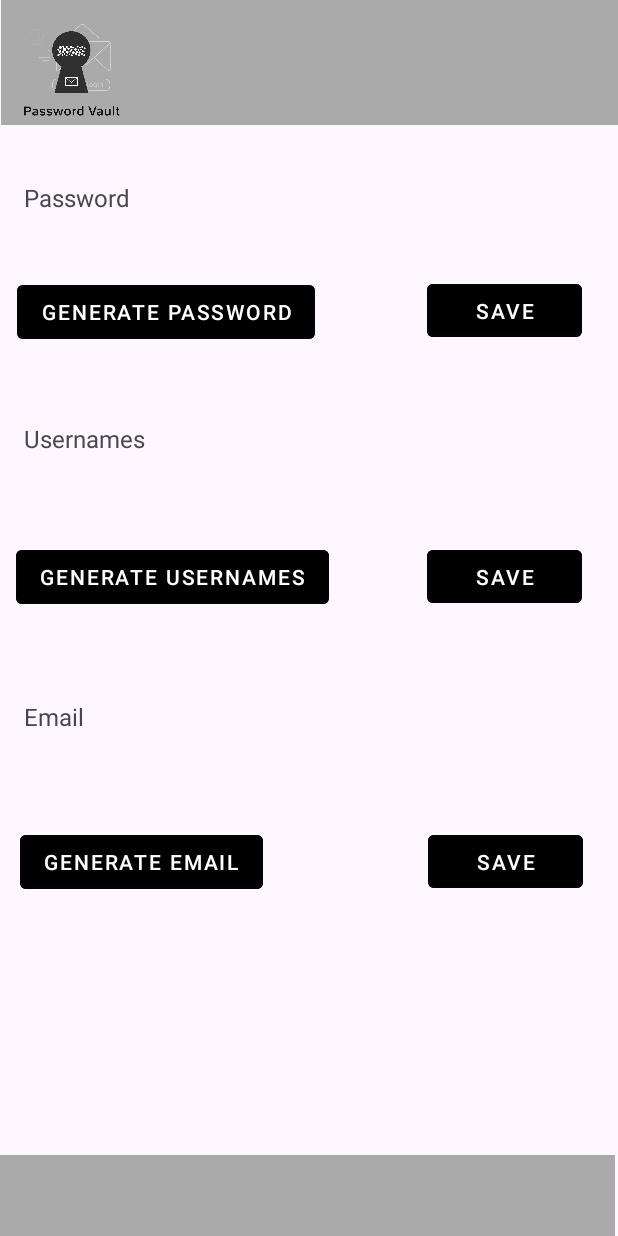
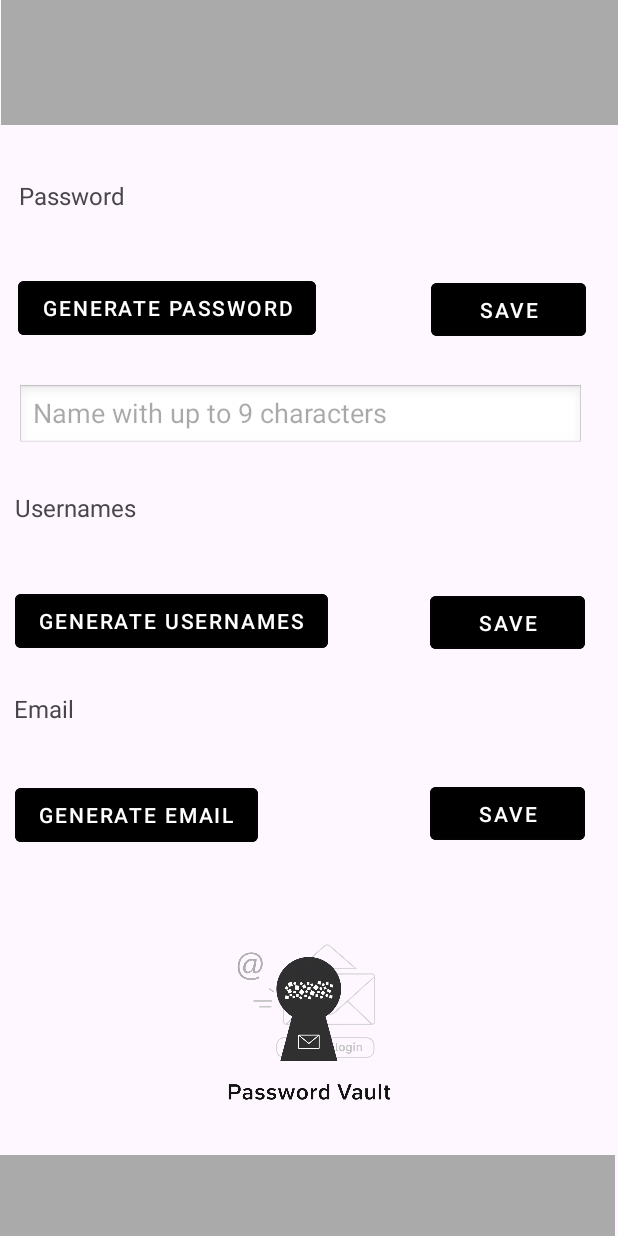
Before and after one commit to LucasFariaTDS/PasswordVault, an Android app: the SecondActivity screen opened directly, with no data from a screen before it, on a phone screen of 412 x 824 dp. Run offline under Robolectric (Android 15) with nearby library versions, the phone set to English and light mode, and no system bars.

Commit message:
Generate usernames and generate emails complet, database 90% complet

```diff
--- a/app/src/main/java/com/lucas/passwordvault/view/SecondActivity.java
+++ b/app/src/main/java/com/lucas/passwordvault/view/SecondActivity.java
@@ -2,27 +2,38 @@ package com.lucas.passwordvault.view;
 
 import android.os.Bundle;
 import android.widget.Button;
+import android.widget.EditText;
 import android.widget.TextView;
 import android.widget.Toast;
 
 import androidx.activity.EdgeToEdge;
 import androidx.appcompat.app.AppCompatActivity;
 
-import com.lucas.passwordvault.DB.DBPassword;
 import com.lucas.passwordvault.R;
+import com.lucas.passwordvault.controller.DBController_Email;
 import com.lucas.passwordvault.controller.DBController_Password;
+import com.lucas.passwordvault.controller.DBController_Username;
+import com.lucas.passwordvault.model.Email;
 import com.lucas.passwordvault.model.Password;
+import com.lucas.passwordvault.model.Username;
 
 import java.security.SecureRandom;
+import java.util.Random;
 
 public class SecondActivity extends AppCompatActivity {
     private TextView tx_Password, tx_Username, tx_Email;
-    private Button btn_generatePassword, btn_generateUsernames, btn_generateEmail, btn_savePassword, btn_saveUsernames, btn_saveEmail;
+    private Button btn_generatePassword, btn_generateUsernames, btn_generateEmail;
+    private Button btn_savePassword, btn_saveUsernames, btn_saveEmail;
     private DBController_Password dbControllerPassword;
+    private DBController_Email dbControllerEmail;
+    private DBController_Username dbControllerUsername;
+    private EditText et_name;
     private String password = "";
+    private String email = "";
+    private String username = "";
 
     private static final String all = "ABCDEFGHIJKLMNOPQRSTUVWXYZabcdefghijklmnopqrstuvwxyz0123456789!@#$%&{}/_?.,><()+=";
-    private static final SecureRandom random = new SecureRandom();
+    private final SecureRandom random = new SecureRandom();
 
     @Override
     protected void onCreate(Bundle savedInstanceState) {
@@ -42,7 +53,10 @@ public class SecondActivity extends AppCompatActivity {
 
         btn_savePassword = findViewById(R.id.btn_savePW);
         btn_saveUsernames = findViewById(R.id.btn_saveUN);
-        btn_generateEmail = findViewById(R.id.btn_saveEM);
+        btn_saveEmail = findViewById(R.id.btn_saveEM);
+
+        et_name = findViewById(R.id.et_name);
+
 
         btn_generatePassword.setOnClickListener(v -> {
             int length = 12;
@@ -58,13 +72,70 @@ public class SecondActivity extends AppCompatActivity {
 
             tx_Password.setText(password);
         });
-        btn_savePassword.setOnClickListener(v->{
-            if (!password.isEmpty()){
+
+        btn_savePassword.setOnClickListener(v -> {
+            if (!password.isEmpty()) {
                 Password password1 = new Password(password);
                 dbControllerPassword.insertData(password1.getPassword());
                 Toast.makeText(this, "Password saved successfully!", Toast.LENGTH_SHORT).show();
-            }else{
-                Toast.makeText(this,"Generate a password before saving.", Toast.LENGTH_SHORT).show();
+            } else {
+                Toast.makeText(this, "Generate a password before saving.", Toast.LENGTH_SHORT).show();
+            }
+        });
+
+
+        btn_generateEmail.setOnClickListener(v -> {
+            String nome = et_name.getText().toString().trim();
+
+            if (nome.isEmpty()) {
+                Toast.makeText(this, "Enter a valid name", Toast.LENGTH_SHORT).show();
+                return;
+            }
+
+            if (nome.length() > 10) {
+                Toast.makeText(this, "Name must be up to 9 characters long", Toast.LENGTH_SHORT).show();
+                return;
+            }
+            String sufixo = gerarSufixoAleatorio();
+            email = nome.toLowerCase() + sufixo + "@email.com";
+            tx_Email.setText(email);
+        });
+
+        btn_saveEmail.setOnClickListener(v -> {
+            if (!email.isEmpty()) {
+                Email email1 = new Email(email);
+                dbControllerEmail.insertData(email1.getEmail());
+                Toast.makeText(this, "Email saved successfully!", Toast.LENGTH_SHORT).show();
+            } else {
+                Toast.makeText(this, "Generate a email before saving.", Toast.LENGTH_SHORT).show();
+            }
+        });
+
+
+        btn_generateUsernames.setOnClickListener(v -> {
+            String nome = et_name.getText().toString().trim();
+
+            if (nome.isEmpty()) {
+                Toast.makeText(this, "Enter a valid name", Toast.LENGTH_SHORT).show();
+                return;
+            }
+
+            if (nome.length() > 10) {
+                Toast.makeText(this, "Name must be up to 9 characters long", Toast.LENGTH_SHORT).show();
+                return;
+            }
+            String sufixo = gerarSufixoAleatorio();
+            String usuario = nome.toLowerCase() + "_" + sufixo;
+            tx_Username.setText(usuario);
+        });
+
+        btn_saveUsernames.setOnClickListener(v -> {
+            if (!username.isEmpty()) {
+                Username username1 = new Username(username);
+                dbControllerUsername.insertData(username1.getUsername());
+                Toast.makeText(this, "Username saved successfully!", Toast.LENGTH_SHORT).show();
+            } else {
+                Toast.makeText(this, "Generate a username before saving.", Toast.LENGTH_SHORT).show();
             }
         });
     }
@@ -76,4 +147,17 @@ public class SecondActivity extends AppCompatActivity {
                 password.matches(".*[0-9].*") &&
                 password.matches(".*[!@#$%&{}/_?.,><()+=].*");
     }
+
+    private String gerarSufixoAleatorio() {
+        String letras = "abcdefghijklmnopqrstuvwxyz";
+        Random random = new Random();
+        StringBuilder sufixo = new StringBuilder();
+        for (int i = 0; i < 3; i++) {
+            sufixo.append(letras.charAt(random.nextInt(letras.length())));
+        }
+        for (int i = 0; i < 2; i++) {
+            sufixo.append(random.nextInt(10));
+        }
+        return sufixo.toString();
+    }
 }
--- a/app/src/main/res/layout/second_activity.xml
+++ b/app/src/main/res/layout/second_activity.xml
@@ -1,6 +1,7 @@
 <?xml version="1.0" encoding="utf-8"?>
 <androidx.constraintlayout.widget.ConstraintLayout xmlns:android="http://schemas.android.com/apk/res/android"
     xmlns:app="http://schemas.android.com/apk/res-auto"
+    xmlns:tools="http://schemas.android.com/tools"
     android:layout_width="match_parent"
     android:layout_height="match_parent">
 
@@ -20,16 +21,16 @@
 
     <TextView
         android:id="@+id/tx_password3"
-        android:layout_width="371dp"
-        android:layout_height="45dp"
+        android:layout_width="380dp"
+        android:layout_height="42dp"
         android:text="Email"
         android:textSize="16sp"
         app:layout_constraintBottom_toBottomOf="parent"
         app:layout_constraintEnd_toEndOf="parent"
-        app:layout_constraintHorizontal_bias="0.4"
+        app:layout_constraintHorizontal_bias="0.29"
         app:layout_constraintStart_toStartOf="parent"
         app:layout_constraintTop_toTopOf="parent"
-        app:layout_constraintVertical_bias="0.599" />
+        app:layout_constraintVertical_bias="0.59" />
 
     <Button
         android:id="@+id/btn_generateUN"
@@ -41,10 +42,10 @@
         android:textColor="#FFF"
         app:layout_constraintBottom_toBottomOf="parent"
         app:layout_constraintEnd_toEndOf="parent"
-        app:layout_constraintHorizontal_bias="0.053"
+        app:layout_constraintHorizontal_bias="0.049"
         app:layout_constraintStart_toStartOf="parent"
         app:layout_constraintTop_toTopOf="parent"
-        app:layout_constraintVertical_bias="0.465" />
+        app:layout_constraintVertical_bias="0.503" />
 
     <Button
         android:id="@+id/btn_generateEM"
@@ -56,23 +57,111 @@
         android:textColor="#FFF"
         app:layout_constraintBottom_toBottomOf="parent"
         app:layout_constraintEnd_toEndOf="parent"
-        app:layout_constraintHorizontal_bias="0.053"
+        app:layout_constraintHorizontal_bias="0.04"
         app:layout_constraintStart_toStartOf="parent"
         app:layout_constraintTop_toTopOf="parent"
-        app:layout_constraintVertical_bias="0.71" />
+        app:layout_constraintVertical_bias="0.669" />
 
     <TextView
         android:id="@+id/tx_password2"
-        android:layout_width="371dp"
-        android:layout_height="45dp"
+        android:layout_width="379dp"
+        android:layout_height="44dp"
         android:text="Usernames"
         android:textSize="16sp"
         app:layout_constraintBottom_toBottomOf="parent"
         app:layout_constraintEnd_toEndOf="parent"
-        app:layout_constraintHorizontal_bias="0.4"
+        app:layout_constraintHorizontal_bias="0.312"
         app:layout_constraintStart_toStartOf="parent"
         app:layout_constraintTop_toTopOf="parent"
-        app:layout_constraintVertical_bias="0.361" />
+        app:layout_constraintVertical_bias="0.42" />
+
+    <TextView
+        android:id="@+id/tx_password"
+        android:layout_width="378dp"
+        android:layout_height="42dp"
+        android:text="@string/password"
+        android:textSize="16sp"
+        app:layout_constraintBottom_toBottomOf="parent"
+        app:layout_constraintEnd_toEndOf="parent"
+        app:layout_constraintHorizontal_bias="0.363"
+        app:layout_constraintStart_toStartOf="parent"
+        app:layout_constraintTop_toTopOf="parent"
+        app:layout_constraintVertical_bias="0.153" />
+
+    <Button
+        android:id="@+id/btn_savePW"
+        style="@style/Widget.MaterialComponents.Button.OutlinedButton"
+        android:layout_width="103dp"
+        android:layout_height="47dp"
+        android:backgroundTint="#000000"
+        android:text="@string/save"
+        android:textColor="#FFFFFF"
+        app:layout_constraintBottom_toBottomOf="parent"
+        app:layout_constraintEnd_toEndOf="parent"
+        app:layout_constraintHorizontal_bias="0.931"
+        app:layout_constraintStart_toStartOf="parent"
+        app:layout_constraintTop_toTopOf="parent"
+        app:layout_constraintVertical_bias="0.235" />
+
+    <Button
+        android:id="@+id/btn_saveUN"
+        style="@style/Widget.MaterialComponents.Button.OutlinedButton"
+        android:layout_width="103dp"
+        android:layout_height="47dp"
+        android:backgroundTint="#000000"
+        android:text="@string/save"
+        android:textColor="#FFFFFF"
+        app:layout_constraintBottom_toBottomOf="parent"
+        app:layout_constraintEnd_toEndOf="parent"
+        app:layout_constraintHorizontal_bias="0.928"
+        app:layout_constraintStart_toStartOf="parent"
+        app:layout_constraintTop_toTopOf="parent"
+        app:layout_constraintVertical_bias="0.504" />
+
+    <Button
+        android:id="@+id/btn_saveEM"
+        style="@style/Widget.MaterialComponents.Button.OutlinedButton"
+        android:layout_width="103dp"
+        android:layout_height="47dp"
+        android:backgroundTint="#000000"
+        android:text="@string/save"
+        android:textColor="#FFFFFF"
+        app:layout_constraintBottom_toBottomOf="parent"
+        app:layout_constraintEnd_toEndOf="parent"
+        app:layout_constraintHorizontal_bias="0.837"
+        app:layout_constraintStart_toEndOf="@+id/btn_generateEM"
+        app:layout_constraintTop_toTopOf="parent"
+        app:layout_constraintVertical_bias="0.668" />
+
+    <EditText
+        android:id="@+id/et_name"
+        android:layout_width="378dp"
+        android:layout_height="43dp"
+        android:background="@android:drawable/edit_text"
+        android:hint="@string/name_with_up_to_9_characters"
+        android:inputType="textPersonName"
+        android:maxLength="9"
+        app:layout_constraintBottom_toBottomOf="parent"
+        app:layout_constraintEnd_toEndOf="parent"
+        app:layout_constraintHorizontal_bias="0.342"
+        app:layout_constraintStart_toStartOf="parent"
+        app:layout_constraintTop_toTopOf="parent"
+        app:layout_constraintVertical_bias="0.328" />
+
+    <Button
+        android:id="@+id/btn_generatePW"
+        style="@style/Widget.MaterialComponents.Button.OutlinedButton"
+        android:layout_width="wrap_content"
+        android:layout_height="wrap_content"
+        android:backgroundTint="#000000"
+        android:text="@string/generate_password"
+        android:textColor="#FFFFFF"
+        app:layout_constraintBottom_toBottomOf="parent"
+        app:layout_constraintEnd_toEndOf="parent"
+        app:layout_constraintHorizontal_bias="0.056"
+        app:layout_constraintStart_toStartOf="parent"
+        app:layout_constraintTop_toTopOf="parent"
+        app:layout_constraintVertical_bias="0.234" />
 
     <androidx.appcompat.widget.Toolbar
         android:id="@+id/toolbar"
@@ -90,88 +179,13 @@
 
     <ImageView
         android:id="@+id/logoPassword"
-        android:layout_width="95dp"
-        android:layout_height="93dp"
+        android:layout_width="412dp"
+        android:layout_height="158dp"
         app:layout_constraintBottom_toBottomOf="parent"
         app:layout_constraintEnd_toEndOf="parent"
-        app:layout_constraintHorizontal_bias="0.0"
+        app:layout_constraintHorizontal_bias="1.0"
         app:layout_constraintStart_toStartOf="parent"
         app:layout_constraintTop_toTopOf="parent"
-        app:layout_constraintVertical_bias="0.0"
+        app:layout_constraintVertical_bias="0.905"
         app:srcCompat="@drawable/logopassword_nobackground" />
-
-    <TextView
-        android:id="@+id/tx_password"
-        android:layout_width="371dp"
-        android:layout_height="45dp"
-        android:text="Password"
-        android:textSize="16sp"
-        app:layout_constraintBottom_toBottomOf="parent"
-        app:layout_constraintEnd_toEndOf="parent"
-        app:layout_constraintHorizontal_bias="0.4"
-        app:layout_constraintStart_toStartOf="parent"
-        app:layout_constraintTop_toTopOf="parent"
-        app:layout_constraintVertical_bias="0.155" />
-
-    <Button
-        android:id="@+id/btn_savePW"
-        style="@style/Widget.MaterialComponents.Button.OutlinedButton"
-        android:layout_width="103dp"
-        android:layout_height="47dp"
-        android:backgroundTint="#000000"
-        android:text="Save"
-        android:textColor="#FFFFFF"
-        app:layout_constraintBottom_toBottomOf="parent"
-        app:layout_constraintEnd_toEndOf="parent"
-        app:layout_constraintHorizontal_bias="0.922"
-        app:layout_constraintStart_toStartOf="parent"
-        app:layout_constraintTop_toTopOf="parent"
-        app:layout_constraintVertical_bias="0.236" />
-
-    <Button
-        android:id="@+id/btn_saveUN"
-        style="@style/Widget.MaterialComponents.Button.OutlinedButton"
-        android:layout_width="103dp"
-        android:layout_height="47dp"
-        android:backgroundTint="#000000"
-        android:text="Save"
-        android:textColor="#FFFFFF"
-        app:layout_constraintBottom_toBottomOf="parent"
-        app:layout_constraintEnd_toEndOf="parent"
-        app:layout_constraintHorizontal_bias="0.922"
-        app:layout_constraintStart_toStartOf="parent"
-        app:layout_constraintTop_toTopOf="parent"
-        app:layout_constraintVertical_bias="0.464" />
-
-    <Button
-        android:id="@+id/btn_saveEM"
-        style="@style/Widget.MaterialComponents.Button.OutlinedButton"
-        android:layout_width="103dp"
-        android:layout_height="47dp"
-        android:backgroundTint="#000000"
-        android:text="Save"
-        android:textColor="#FFFFFF"
-        app:layout_constraintBottom_toBottomOf="parent"
-        app:layout_constraintEnd_toEndOf="parent"
-        app:layout_constraintHorizontal_bias="0.925"
-        app:layout_constraintStart_toStartOf="parent"
-        app:layout_constraintTop_toTopOf="parent"
-        app:layout_constraintVertical_bias="0.709" />
-
-    <Button
-        android:id="@+id/btn_generatePW"
-        style="@style/Widget.MaterialComponents.Button.OutlinedButton"
-        android:layout_width="wrap_content"
-        android:layout_height="wrap_content"
-        android:backgroundTint="#000000"
-        android:text="Generate password"
-        android:textColor="#FFFFFF"
-        app:layout_constraintBottom_toBottomOf="parent"
-        app:layout_constraintEnd_toEndOf="parent"
-        app:layout_constraintHorizontal_bias="0.053"
-        app:layout_constraintStart_toStartOf="parent"
-        app:layout_constraintTop_toTopOf="parent"
-        app:layout_constraintVertical_bias="0.237" />
-
-
 </androidx.constraintlayout.widget.ConstraintLayout>
--- a/app/src/main/res/values/strings.xml
+++ b/app/src/main/res/values/strings.xml
@@ -6,8 +6,12 @@
     <string name="email">Email</string>
     <string name="password">Password</string>
     <string name="create_account">CREATE ACCOUNT</string>
+    <string name="sign_in">SIGN IN</string>
     <string name="msg_error_User">Add at least 3 or less than 12 letters</string>
     <string name="msg_error_Password">password must contain at least 8 characters</string>
     <string name="msg_please_fill_in_all_fields">Please fill in all fields</string>
     <string name="msg_savedData">Registered</string>
+    <string name="name_with_up_to_9_characters">Name with up to 9 characters</string>
+    <string name="generate_password">Generate password</string>
+    <string name="save">Save</string>
 </resources>
```
Also changed, not shown: app/src/main/java/com/lucas/passwordvault/DB/DBEmail.java (added, +36 -0 lines), app/src/main/java/com/lucas/passwordvault/DB/DBUsername.java (added, +36 -0 lines), app/src/main/java/com/lucas/passwordvault/controller/DBController_Email.java (added, +38 -0 lines), app/src/main/java/com/lucas/passwordvault/controller/DBController_Username.java (added, +39 -0 lines), app/src/main/java/com/lucas/passwordvault/model/Email.java (added, +11 -0 lines), app/src/main/java/com/lucas/passwordvault/model/Username.java (added, +13 -0 lines), app/src/main/res/drawable/background_login.xml (added, +11 -0 lines), app/src/main/res/layout/login_activity.xml (added, +83 -0 lines).
